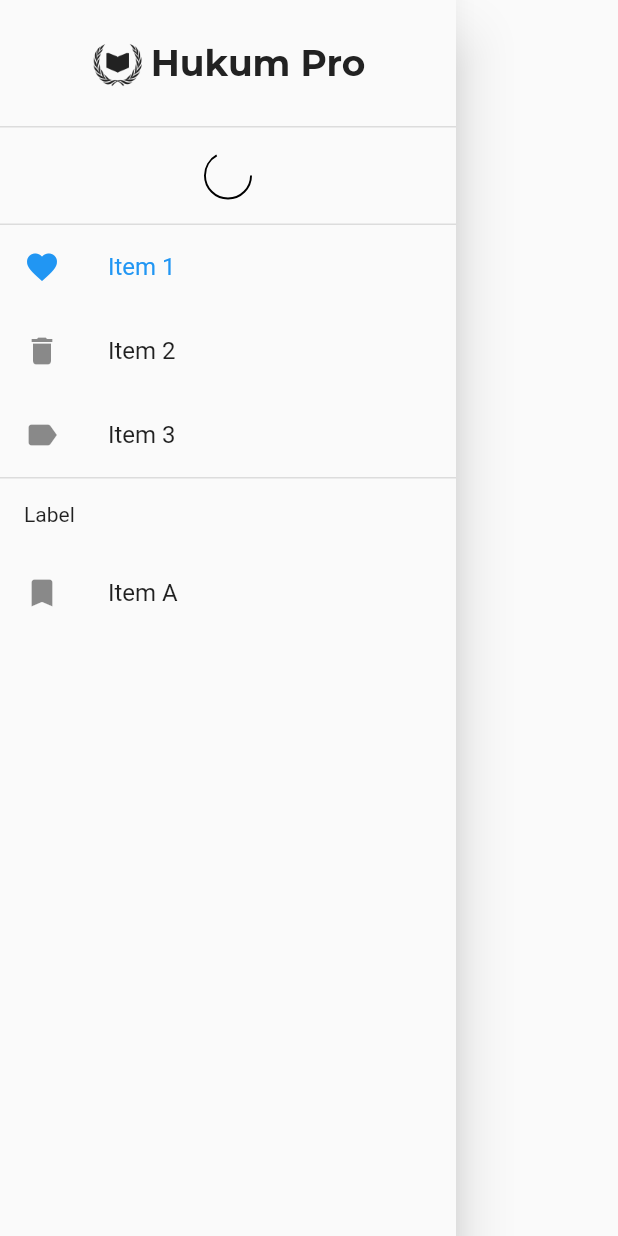
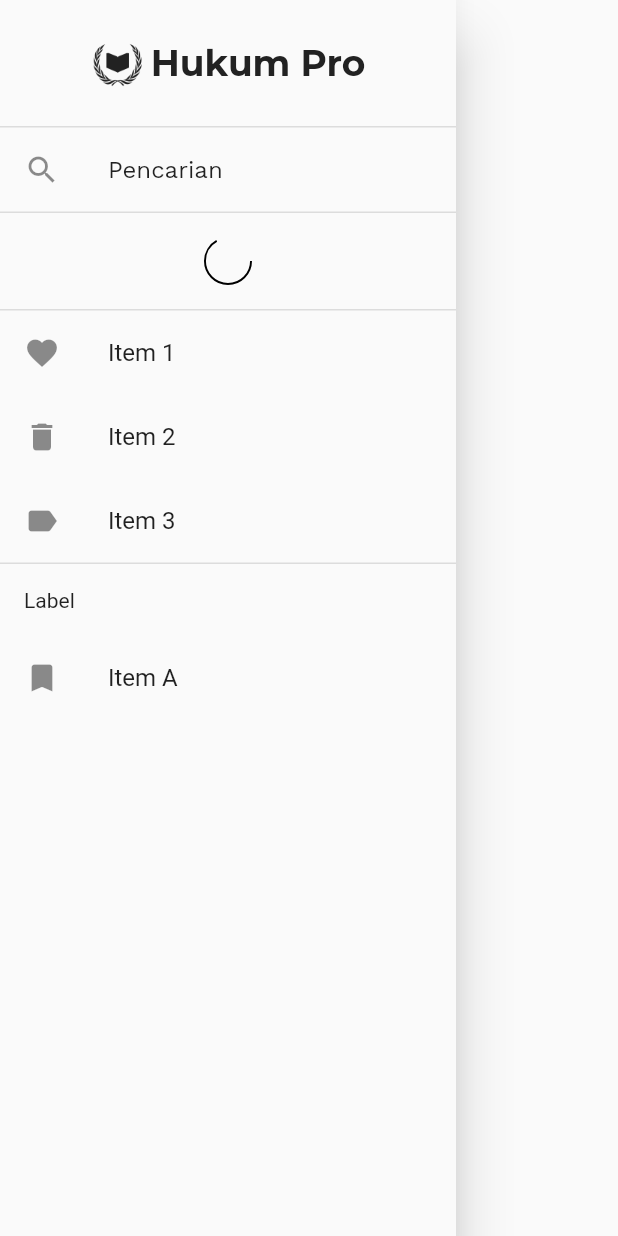
Before and after one commit to Syafiqq/hukum-pro-crossplatform, a Flutter app: the LawMenuNavigationView widget shown alone on an empty page, opened directly, on a phone screen of 412 x 824 dp. Run offline on Flutter 3.47's test engine with Material 2 defaults, Android fonts, the phone set to English and light mode, and no system bars; drawn by our look-alikes of loading_indicator; our stand-ins replace equatable, firebase_core, firebase_database, firebase_storage, flutter_bloc, freezed_annotation and 4 more; missing offline and left inert: flinq; accounts and stored records are empty; generated files the repository leaves out were written again; statements that could not run were skipped.

Commit message:
fixing font

```diff
--- a/lib/arch/presentation/ui/component/dialog/common_dialog.dart
+++ b/lib/arch/presentation/ui/component/dialog/common_dialog.dart
@@ -60,7 +60,7 @@ class CommonDialog extends StatelessWidget {
                   this.title ?? '',
                   style: AppFontTitle.bold.font(
                     18,
-                    AppColor.textOnLightPrimary,
+                    color: AppColor.textOnLightPrimary,
                   ),
                   textAlign: TextAlign.center,
                 ),
@@ -75,7 +75,7 @@ class CommonDialog extends StatelessWidget {
                   this.description ?? '',
                   style: AppFontContent.medium.font(
                     14,
-                    AppColor.textOnLightPrimary,
+                    color: AppColor.textOnLightPrimary,
                     height: 1.2,
                   ),
                   textAlign: TextAlign.center,
@@ -147,7 +147,6 @@ class CommonDialog extends StatelessWidget {
             text.toUpperCase(),
             style: AppFontTitle.bold.font(
               14,
-              null,
             ),
           ),
           style: ButtonStyle(
--- a/lib/arch/presentation/ui/view/law_menu_navigation_view.dart
+++ b/lib/arch/presentation/ui/view/law_menu_navigation_view.dart
@@ -35,12 +35,24 @@ class LawMenuNavigationView extends StatelessWidget {
                     textAlign: TextAlign.center,
                     style: AppFontTitle.extraBold.font(
                       24,
-                      AppColor.textOnLightPrimary,
+                      color: AppColor.textOnLightPrimary,
                     ),
                   ),
                 ],
               ),
             ),
+          ),
+          const Divider(
+            height: 1,
+            thickness: 1,
+          ),
+          ListTile(
+            leading: Icon(Icons.search),
+            title: Text(
+              'Pencarian',
+              style: AppFontContent.regular.font(16),
+            ),
+            onTap: () => selectDestination(0),
           ),
           const Divider(
             height: 1,
@@ -66,19 +78,19 @@ class LawMenuNavigationView extends StatelessWidget {
           ListTile(
             leading: Icon(Icons.favorite),
             title: Text('Item 1'),
-            selected: _selectedDestination == 0,
+            selected: _selectedDestination == 1,
             onTap: () => selectDestination(0),
           ),
           ListTile(
             leading: Icon(Icons.delete),
             title: Text('Item 2'),
-            selected: _selectedDestination == 1,
+            selected: _selectedDestination == 2,
             onTap: () => selectDestination(1),
           ),
           ListTile(
             leading: Icon(Icons.label),
             title: Text('Item 3'),
-            selected: _selectedDestination == 2,
+            selected: _selectedDestination == 3,
             onTap: () => selectDestination(2),
           ),
           Divider(
@@ -94,7 +106,7 @@ class LawMenuNavigationView extends StatelessWidget {
           ListTile(
             leading: Icon(Icons.bookmark),
             title: Text('Item A'),
-            selected: _selectedDestination == 3,
+            selected: _selectedDestination == 4,
             onTap: () => selectDestination(3),
           ),
         ],
```
Also changed, not shown: lib/arch/presentation/ui/view/splash_view.dart (+8 -2 lines), lib/common/ui/app_font.dart (+8 -8 lines).
